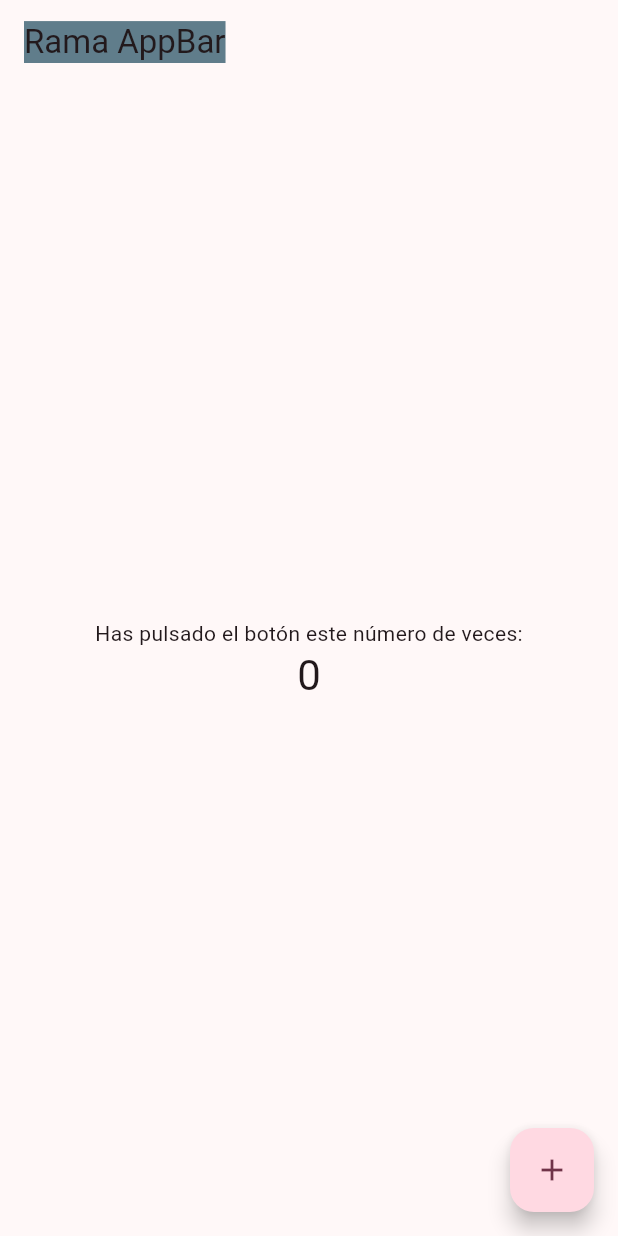
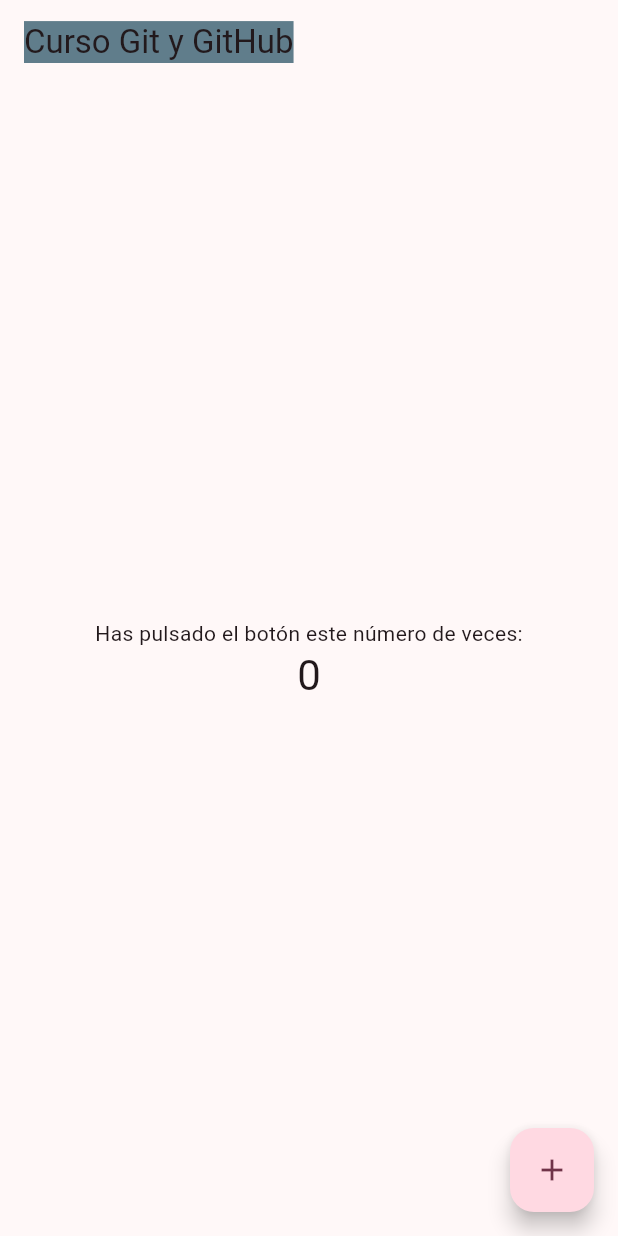
Before and after one commit to joanhernandez-costa/curso_git, a Flutter app: the screen it shows after launch, on a phone screen of 412 x 824 dp. Run offline on Flutter 3.47's test engine with Material 3 defaults, Android fonts, the phone set to English and light mode, and no system bars.

Commit message:
Se cambió el título del AppBar (Curso Git y GitHub)

```diff
--- a/lib/main.dart
+++ b/lib/main.dart
@@ -17,7 +17,7 @@
         colorScheme: ColorScheme.fromSeed(seedColor: Colors.black),
         useMaterial3: true,
       ),
-      home: const MyHomePage(title: 'Rama AppBar'),
+      home: const MyHomePage(title: 'Curso Git y GitHub'),
     );
   }
 }
```
